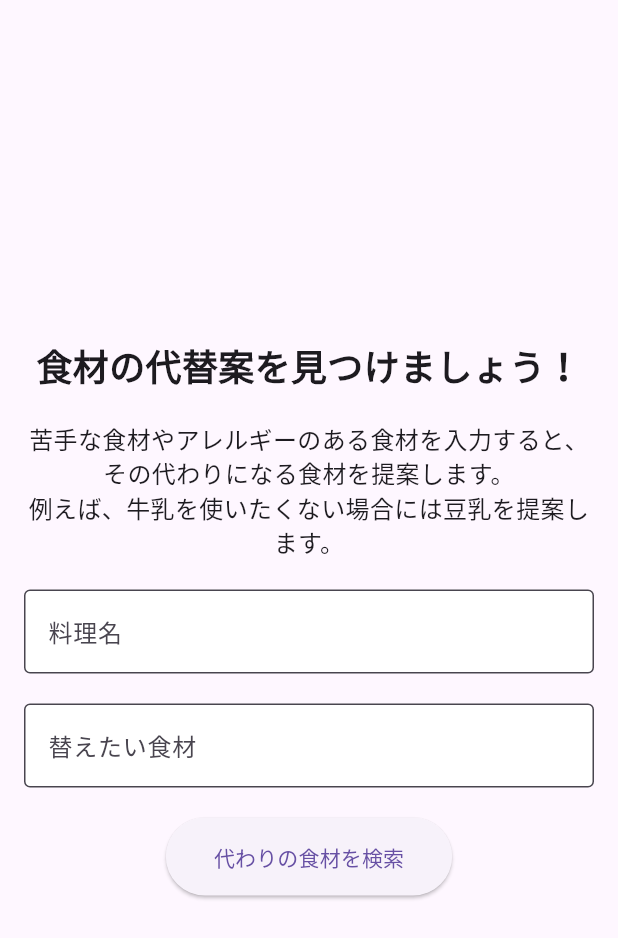
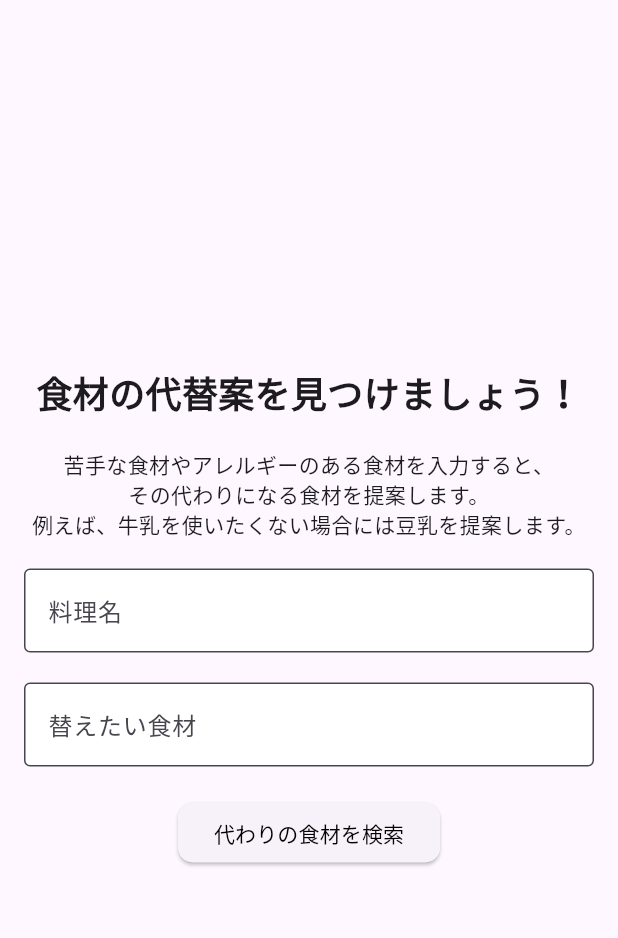
Before and after one commit to ntsts03/change-ingredient, a Flutter app: the screen it shows after launch, on a phone screen of 412 x 824 dp. Shown: the top 938 px of the screen. Run offline on Flutter 3.47's test engine with Material 3 defaults, Android fonts, the phone set to English and light mode, and no system bars; our stand-ins replace google_generative_ai.

Commit message:
色とフォントサイズを変更

```diff
--- a/lib/change_ingredient.dart
+++ b/lib/change_ingredient.dart
@@ -11,7 +11,7 @@ class ChangeIngredient extends StatelessWidget {
   Widget build(BuildContext context) {
     return MaterialApp(
       theme: ThemeData(
-        primarySwatch: Colors.blue,
+        primarySwatch: Colors.green,
         visualDensity: VisualDensity.adaptivePlatformDensity,
       ),
       home: InputPage(
--- a/lib/pages/input_page.dart
+++ b/lib/pages/input_page.dart
@@ -42,11 +42,11 @@ class _InputPageState extends State<InputPage> {
               ),
               const SizedBox(height: 20),
               const Text(
-                '苦手な食材やアレルギーのある食材を入力すると、'
+                '苦手な食材やアレルギーのある食材を入力すると、\n'
                 'その代わりになる食材を提案します。\n'
                 '例えば、牛乳を使いたくない場合には豆乳を提案します。',
                 textAlign: TextAlign.center,
-                style: TextStyle(fontSize: 16),
+                style: TextStyle(fontSize: 14),
               ),
               const SizedBox(height: 20),
               TextField(
@@ -70,19 +70,26 @@ class _InputPageState extends State<InputPage> {
               ),
               const SizedBox(height: 20),
               ElevatedButton(
-                onPressed: isLoading ? null : () async {
+                onPressed: isLoading
+                    ? null
+                    : () async {
                         await getAnswer();
                         if (answer != null && answer!.isNotEmpty) {
                           // if (!mounted) return;
                           Navigator.of(context).push(
                             MaterialPageRoute(
-                        builder: (context) => OutputPage(answer: answer ?? ''),
+                              builder: (context) =>
+                                  OutputPage(answer: answer ?? ''),
                             ),
                           );
                         }
                       },
                 style: ElevatedButton.styleFrom(
-                  padding: const EdgeInsets.symmetric(horizontal: 32, vertical: 16),
+                  // backgroundColor: Colors.blue,
+                  foregroundColor: Colors.black,
+                  shape: RoundedRectangleBorder(
+                    borderRadius: BorderRadius.circular(10),
+                  ),
                 ),
                 child: const Text('代わりの食材を検索'),
               ),
```
Also changed, not shown: lib/pages/output_page.dart (+9 -5 lines). Lines whose indentation alone changed are shown as unchanged.
